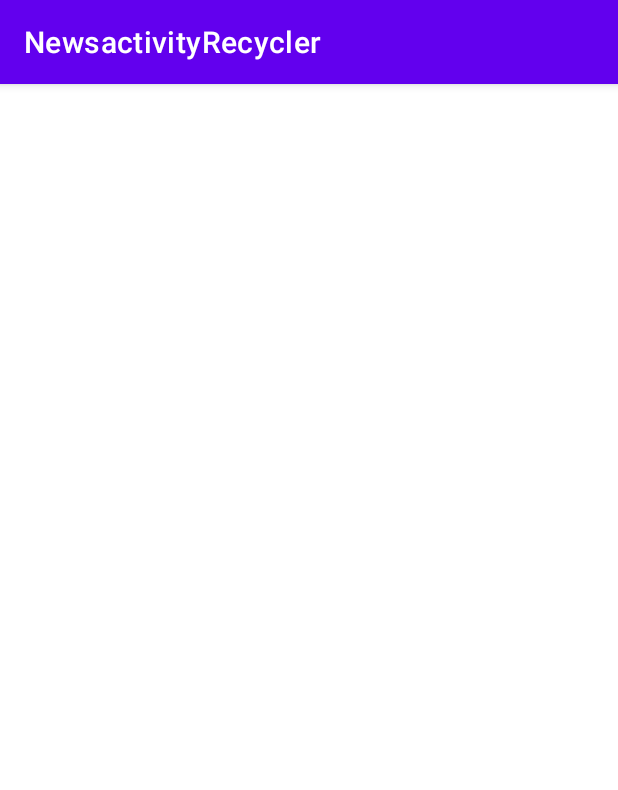
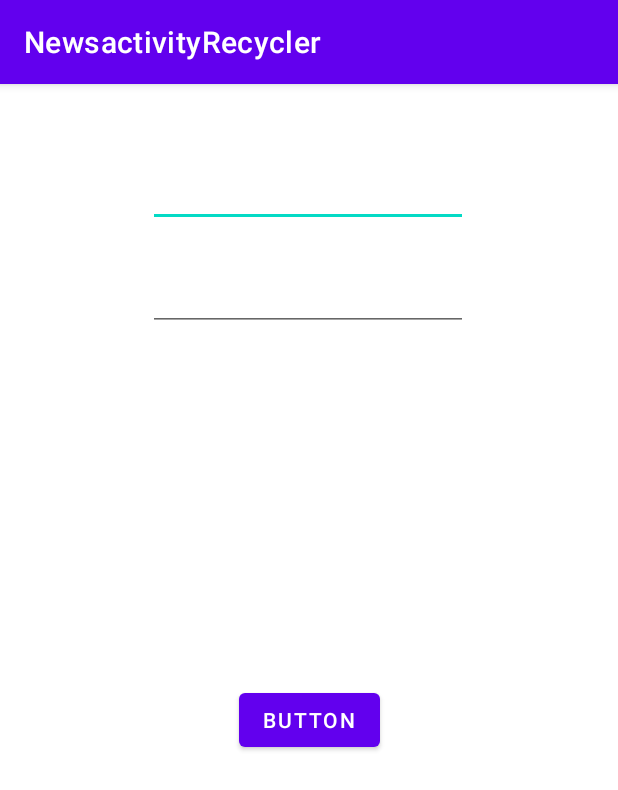
Before and after one commit to amusukwa/NewsactivityRecycler, an Android app: the NewsActivity screen opened directly, with no data from a screen before it, on a phone screen of 412 x 824 dp. Shown: the top 790 px of the screen. Run offline under Robolectric (Android 15) with nearby library versions, the phone set to English and light mode, and no system bars.

```diff
--- a/app/src/main/java/com/example/newsactivityrecycler/MainActivity.kt
+++ b/app/src/main/java/com/example/newsactivityrecycler/MainActivity.kt
@@ -46,11 +46,13 @@ class MainActivity : AppCompatActivity(),MyAdapter.OnItemClicklistener{
     override fun onItemClick(position: Int) {
 
         val intent = Intent(this,
-            NextActivity::class.java)
+            NewsActivity::class.java)
         startActivity(intent)
         Toast.makeText(this,"Item clicked ",
             Toast.LENGTH_LONG).show()
 
     }
 
+    fun Gotonews(view: android.view.View) {}
+
 }
--- a/app/src/main/java/com/example/newsactivityrecycler/NewsActivity.kt
+++ b/app/src/main/java/com/example/newsactivityrecycler/NewsActivity.kt
@@ -8,4 +8,6 @@ class NewsActivity : AppCompatActivity() {
         super.onCreate(savedInstanceState)
         setContentView(R.layout.activity_news)
     }
+
+    fun sendNews(view: android.view.View) {}
 }
--- a/app/src/main/res/layout/activity_news.xml
+++ b/app/src/main/res/layout/activity_news.xml
@@ -5,5 +5,44 @@
     android:layout_width="match_parent"
     android:layout_height="match_parent"
     tools:context=".NewsActivity">
+    <EditText
+        android:id="@+id/fullname_edit"
+        android:layout_width="wrap_content"
+        android:layout_height="wrap_content"
+        android:layout_marginTop="50dp"
+        android:ems="10"
+        android:inputType="textMultiLine"
+        app:layout_constraintEnd_toEndOf="parent"
+        app:layout_constraintHorizontal_bias="0.497"
+        app:layout_constraintStart_toStartOf="parent"
+        app:layout_constraintTop_toTopOf="parent"
+        tools:ignore="MissingConstraints" />
+
+    <EditText
+        android:id="@+id/proficiency_edit"
+        android:layout_width="wrap_content"
+        android:layout_height="wrap_content"
+        android:layout_marginTop="24dp"
+        android:ems="10"
+        android:gravity="start|top"
+        android:inputType="textMultiLine"
+        app:layout_constraintStart_toStartOf="@+id/fullname_edit"
+        app:layout_constraintTop_toBottomOf="@+id/fullname_edit" />
+
+
+    <Button
+        android:id="@+id/fragment_button"
+        android:layout_width="wrap_content"
+        android:layout_height="wrap_content"
+        android:layout_marginTop="80dp"
+        android:text="Button"
+        android:onClick="sendNews"
+        app:layout_constraintBottom_toBottomOf="parent"
+        app:layout_constraintEnd_toEndOf="parent"
+        app:layout_constraintStart_toStartOf="parent"
+        app:layout_constraintTop_toTopOf="parent" />
+
+
+
 
 </androidx.constraintlayout.widget.ConstraintLayout>
```
Also changed, not shown: app/src/main/java/com/example/newsactivityrecycler/NextActivity.kt (deleted, +0 -32 lines), app/src/main/res/layout/activity_main.xml (+16 -3 lines), app/src/main/res/layout/activity_next.xml (deleted, +0 -47 lines).
